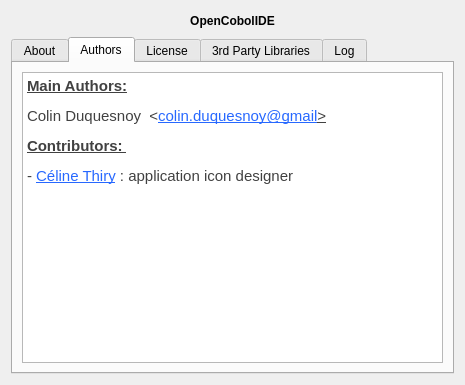
Qt form forms/dlg_about.ui (OpenCobolIDE/OpenCobolIDE) before a commit.
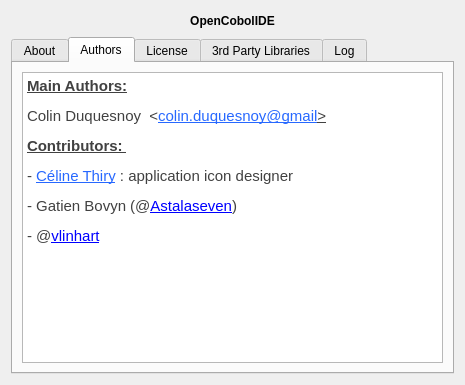
The same form after that commit. The open tabs and pages were chosen to show the change. Icons and pictures are not drawn.

Commit message: Add  @vlinhart and @Astalaseven to AUTHORS.rst and about dialog (with a link to their contributions).

The edit to the form file:
```diff
--- a/forms/dlg_about.ui
+++ b/forms/dlg_about.ui
@@ -130,7 +130,9 @@
 &lt;p style=&quot; margin-top:0px; margin-bottom:0px; margin-left:0px; margin-right:0px; -qt-block-indent:0; text-indent:0px;&quot;&gt;&lt;span style=&quot; font-family:'Ubuntu'; font-weight:600; text-decoration: underline; color:#414141;&quot;&gt;Main Authors:&lt;/span&gt;&lt;/p&gt;
 &lt;p style=&quot; margin-top:12px; margin-bottom:12px; margin-left:0px; margin-right:0px; -qt-block-indent:0; text-indent:0px;&quot;&gt;&lt;span style=&quot; font-family:'Ubuntu'; color:#414141;&quot;&gt;Colin Duquesnoy  &amp;lt;&lt;/span&gt;&lt;a href=&quot;mailto:colin.duquesnoy@gmail&quot;&gt;&lt;span style=&quot; font-family:'Ubuntu'; text-decoration: underline; color:#2768ff;&quot;&gt;colin.duquesnoy@gmail&lt;/span&gt;&lt;/a&gt;&lt;a href=&quot;mailto:colin.duquesnoy@gmail&quot;&gt;&lt;span style=&quot; font-family:'Ubuntu'; text-decoration: underline; color:#414141;&quot;&gt;&amp;gt;&lt;/span&gt;&lt;/a&gt;&lt;/p&gt;
 &lt;p style=&quot; margin-top:12px; margin-bottom:12px; margin-left:0px; margin-right:0px; -qt-block-indent:0; text-indent:0px;&quot;&gt;&lt;span style=&quot; font-family:'Ubuntu'; font-weight:600; text-decoration: underline; color:#414141;&quot;&gt;Contributors: &lt;/span&gt;&lt;/p&gt;
-&lt;p style=&quot; margin-top:12px; margin-bottom:12px; margin-left:0px; margin-right:0px; -qt-block-indent:0; text-indent:0px;&quot;&gt;&lt;span style=&quot; font-family:'Ubuntu'; color:#414141;&quot;&gt;- &lt;/span&gt;&lt;a href=&quot;mailto:thiry.celi@gmail.com&quot;&gt;&lt;span style=&quot; font-family:'Ubuntu'; text-decoration: underline; color:#2768ff;&quot;&gt;Céline Thiry&lt;/span&gt;&lt;/a&gt;&lt;span style=&quot; font-family:'Ubuntu'; color:#414141;&quot;&gt; : application icon designer&lt;/span&gt;&lt;/p&gt;&lt;/body&gt;&lt;/html&gt;</string>
+&lt;p style=&quot; margin-top:12px; margin-bottom:12px; margin-left:0px; margin-right:0px; -qt-block-indent:0; text-indent:0px;&quot;&gt;&lt;span style=&quot; font-family:'Ubuntu'; color:#414141;&quot;&gt;- &lt;/span&gt;&lt;a href=&quot;mailto:thiry.celi@gmail.com&quot;&gt;&lt;span style=&quot; font-family:'Ubuntu'; text-decoration: underline; color:#2768ff;&quot;&gt;Céline Thiry&lt;/span&gt;&lt;/a&gt;&lt;span style=&quot; font-family:'Ubuntu'; color:#414141;&quot;&gt; : application icon designer&lt;/span&gt;&lt;/p&gt;
+&lt;p style=&quot; margin-top:12px; margin-bottom:12px; margin-left:0px; margin-right:0px; -qt-block-indent:0; text-indent:0px;&quot;&gt;&lt;span style=&quot; font-family:'Ubuntu'; color:#414141;&quot;&gt;- Gatien Bovyn (@&lt;/span&gt;&lt;a href=&quot;https://github.com/OpenCobolIDE/OpenCobolIDE/commits/develop?author=Astalaseven&quot;&gt;&lt;span style=&quot; text-decoration: underline; color:#0000ff;&quot;&gt;Astalaseven&lt;/span&gt;&lt;/a&gt;&lt;span style=&quot; font-family:'Ubuntu'; color:#414141;&quot;&gt;)&lt;/span&gt;&lt;/p&gt;
+&lt;p style=&quot; margin-top:12px; margin-bottom:12px; margin-left:0px; margin-right:0px; -qt-block-indent:0; text-indent:0px;&quot;&gt;&lt;span style=&quot; font-family:'Ubuntu'; color:#414141;&quot;&gt;- @&lt;/span&gt;&lt;a href=&quot;https://github.com/OpenCobolIDE/OpenCobolIDE/commits?author=vlinhart&quot;&gt;&lt;span style=&quot; text-decoration: underline; color:#0000ff;&quot;&gt;vlinhart&lt;/span&gt;&lt;/a&gt;&lt;/p&gt;&lt;/body&gt;&lt;/html&gt;</string>
          </property>
          <property name="textInteractionFlags">
           <set>Qt::LinksAccessibleByMouse|Qt::TextSelectableByMouse</set>
```
Left out of the diff: 2 changed lines with no effect on the pictures. The commit also changes 2 other files.
